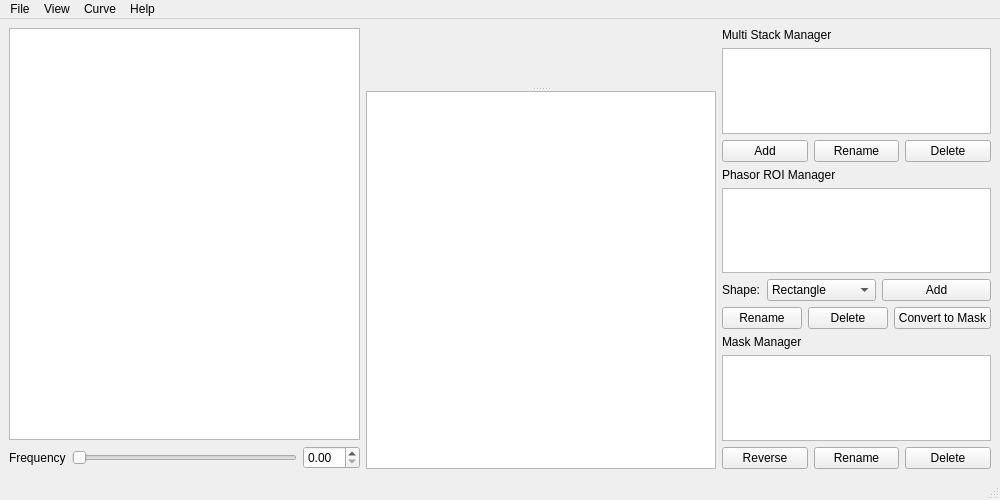
MCFLab/puprisa, file src/puprisa/ui/forms/phasor_window.ui: the form before one commit.
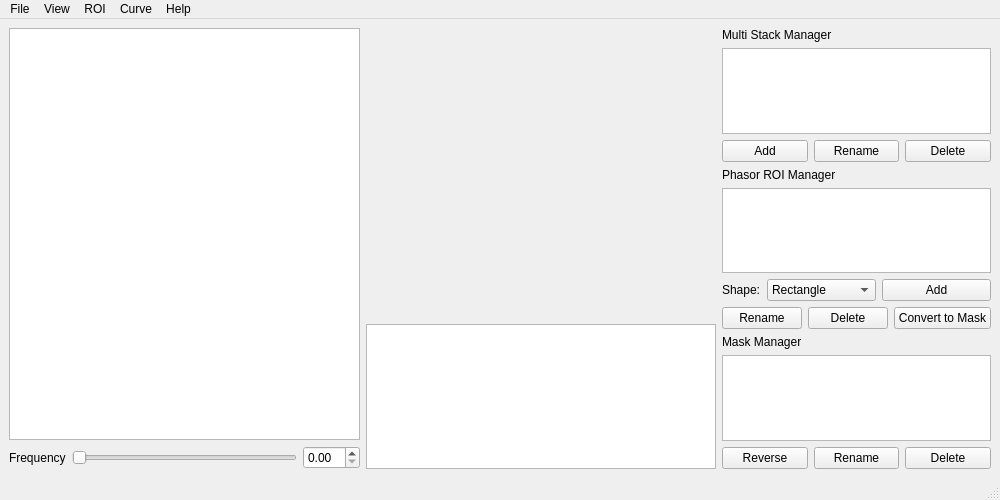
The form after the commit. Custom widgets are drawn as their Qt base class.

The edit to the form file:
```diff
--- a/src/puprisa/ui/forms/phasor_window.ui
+++ b/src/puprisa/ui/forms/phasor_window.ui
@@ -48,10 +48,8 @@
      </layout>
     </item>
     <item>
-     <widget class="QSplitter" name="splitter">
-      <property name="orientation">
-       <enum>Qt::Orientation::Vertical</enum>
-      </property>
+     <layout class="QVBoxLayout" name="verticalLayout_3" stretch="2,1">
+      <item>
       <widget class="MatplotlibFigureCanvas" name="plotCanvas" native="true">
        <property name="sizePolicy">
         <sizepolicy hsizetype="Preferred" vsizetype="Preferred">
@@ -60,6 +58,8 @@
         </sizepolicy>
        </property>
       </widget>
+      </item>
+      <item>
       <widget class="QGraphicsView" name="ppsGraphicsView">
        <property name="sizePolicy">
         <sizepolicy hsizetype="Expanding" vsizetype="Expanding">
@@ -68,7 +68,8 @@
         </sizepolicy>
        </property>
       </widget>
-     </widget>
+      </item>
+     </layout>
     </item>
     <item>
      <layout class="QVBoxLayout" name="verticalLayout_2">
@@ -269,8 +270,16 @@
     <addaction name="actionViewCurve"/>
     <addaction name="actionExportCurve"/>
    </widget>
+   <widget class="QMenu" name="menuROI">
+    <property name="title">
+     <string>ROI</string>
+    </property>
+    <addaction name="actionEdit_ROI"/>
+    <addaction name="actionClear_All_ROI"/>
+   </widget>
    <addaction name="menuFile"/>
    <addaction name="menuView"/>
+   <addaction name="menuROI"/>
    <addaction name="menuCurve"/>
    <addaction name="menuExport"/>
   </widget>
```
Left out of the diff: 10 changed lines with no effect on the pictures. Lines whose indentation alone changed are shown as unchanged.
